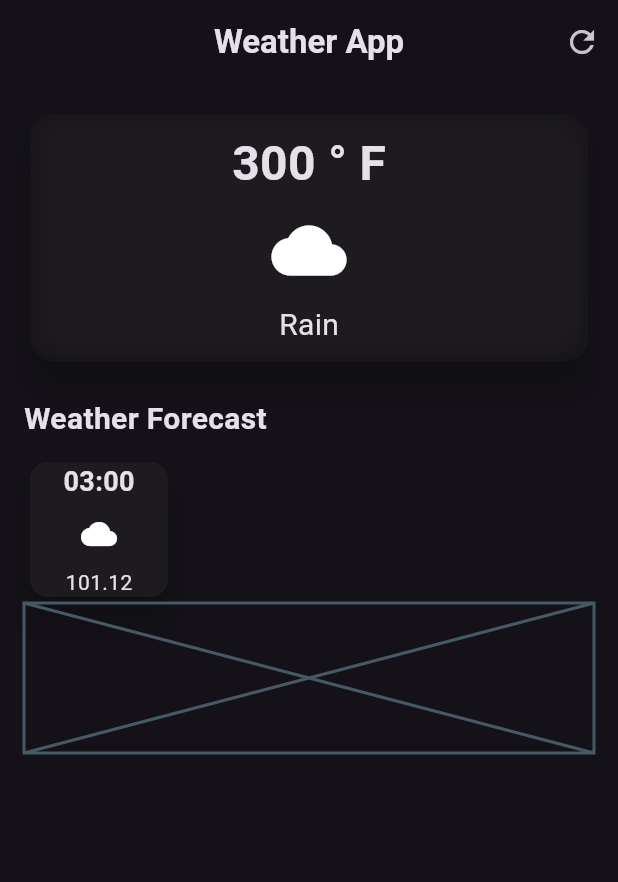
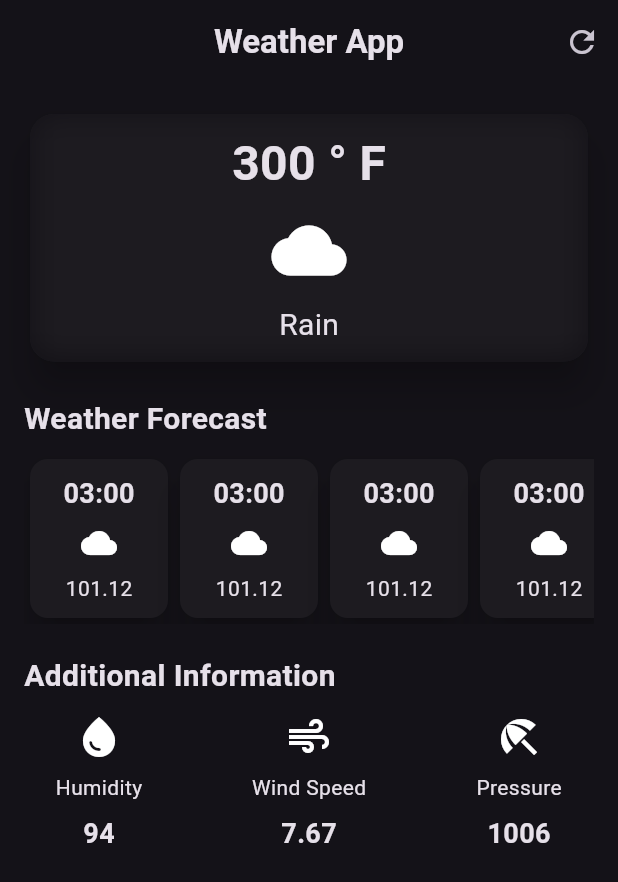
Before and after one commit to dravidsajin/flutter_learnings, a Flutter app: the screen it shows after launch, on a phone screen of 412 x 824 dp. Shown: the top 882 px of the screen. Run offline on Flutter 3.47's test engine with Material 3 defaults, Android fonts, the phone set to English and light mode, and no system bars.

Commit message:
Added Weather forecase & Additional information Sections

```diff
--- a/weather_app/lib/pages/weather_screen.dart
+++ b/weather_app/lib/pages/weather_screen.dart
@@ -67,7 +67,7 @@ class WeatherScreen extends StatelessWidget {
                 ),
               ),
             ),
-            SizedBox(height: 20),
+            const SizedBox(height: 20),
 
             // Weather Forecast Card
             const Text(
@@ -77,15 +77,102 @@ class WeatherScreen extends StatelessWidget {
                 fontWeight: FontWeight.bold,
               ),
             ),
-            const SizedBox(height: 10),
-            // SizedBox(height: 20),
+            const SizedBox(height: 8),
+            const SingleChildScrollView(
+              scrollDirection: Axis.horizontal,
+              child: Row(
+                children: [
+                  ForeCastItem(),
+                  ForeCastItem(),
+                  ForeCastItem(),
+                  ForeCastItem(),
+                  ForeCastItem(),
+                ],
+              ),
+            ),
+            // Additional Information Card
+            const SizedBox(height: 20),
+            const Text(
+              'Additional Information',
+              style: TextStyle(
+                fontSize: 20,
+                fontWeight: FontWeight.bold,
+              ),
+            ),
             const Row(
+              mainAxisAlignment: MainAxisAlignment.spaceBetween,
               children: [
                 SizedBox(
                   width: 100,
+                  child: Padding(
+                    padding: EdgeInsets.all(10.0),
+                    child: Column(
+                      children: [
+                        Icon(Icons.water_drop, size: 32,),
+                        SizedBox(height: 8),
+                        Text('Humidity', style: TextStyle(fontSize: 14)),
+                        SizedBox(height: 8),
+                        Text('94', style: TextStyle(fontWeight: FontWeight.bold, fontSize: 18),),
+                      ],
+                    ),
+                  )
+                ),
+
+                SizedBox(
+                  width: 100,
+                  child: Padding(
+                    padding: EdgeInsets.all(10.0),
+                    child: Column(
+                      children: [
+                        Icon(Icons.air, size: 32,),
+                        SizedBox(height: 8),
+                        Text('Wind Speed', style: TextStyle(fontSize: 14)),
+                        SizedBox(height: 8),
+                        Text('7.67', style: TextStyle(fontWeight: FontWeight.bold, fontSize: 18),),
+                      ],
+                    ),
+                  )
+                ),
+
+                SizedBox(
+                  width: 100,
+                  child: Padding(
+                    padding: EdgeInsets.all(10.0),
+                    child: Column(
+                      children: [
+                        Icon(Icons.beach_access, size: 32,),
+                        SizedBox(height: 8),
+                        Text('Pressure', style: TextStyle(fontSize: 14),),
+                        SizedBox(height: 8),
+                        Text('1006', style: TextStyle(fontWeight: FontWeight.bold, fontSize: 18),),
+                      ],
+                    ),
+                  )
+                )
+              ],
+            )
+          ],
+        ),
+      ),
+    );
+  }
+}
+
+class ForeCastItem extends StatelessWidget {
+  const ForeCastItem({super.key});
+
+  @override
+  Widget build(BuildContext context) {
+    return SizedBox(
+      width: 100,
       child: Card(
         elevation: 10,
-                    child: Column(children: [
+        child: Container(
+          padding: const EdgeInsets.all(10.0),
+          decoration: BoxDecoration(
+            borderRadius: BorderRadius.circular(12),
+          ),
+          child: const Column(children: [
             Text(
               '03:00',
               style: TextStyle(
@@ -93,23 +180,14 @@ class WeatherScreen extends StatelessWidget {
                 fontWeight: FontWeight.bold,
               ),
             ),
-                      SizedBox(height: 10),
+            SizedBox(height: 8),
             Icon(Icons.cloud),
-                      SizedBox(height: 10),
+            SizedBox(height: 8),
             Text(
               '101.12',
-                        style: TextStyle(fontSize: 14),
+              // style: TextStyle(fontSize: 14),
             )
           ]),
-                  ),
-                )
-              ],
-            ),
-            // Additional Information Card
-            Placeholder(
-              fallbackHeight: 100,
-            ),
-          ],
         ),
       ),
     );
```
Lines whose indentation alone changed are shown as unchanged.
